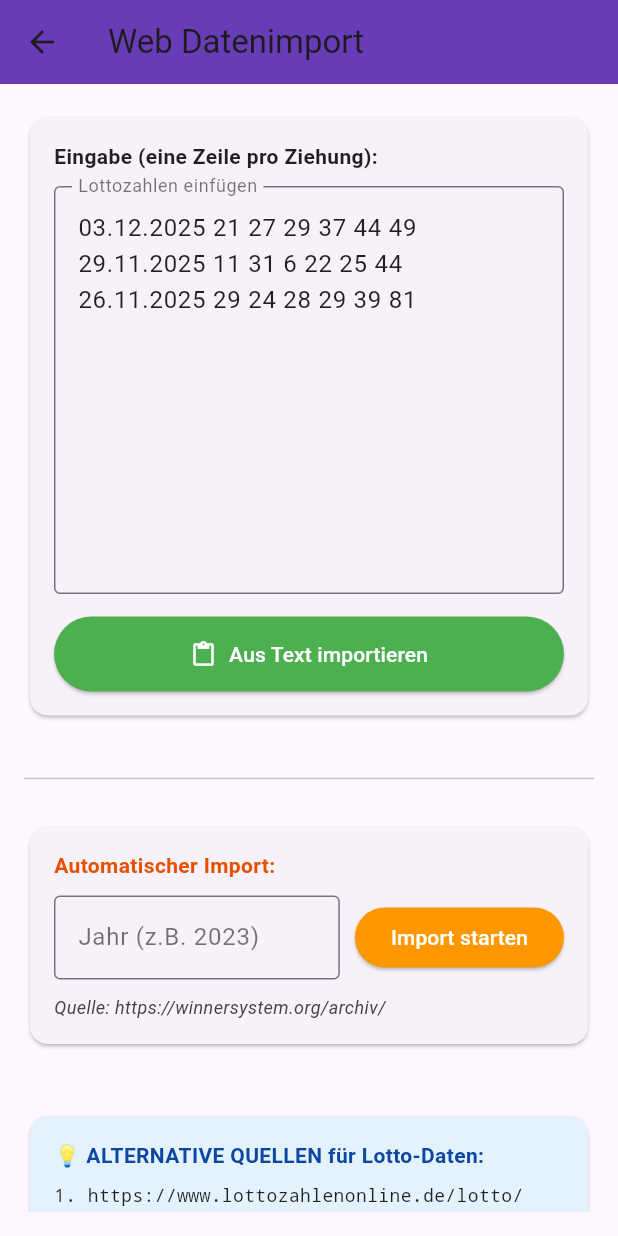
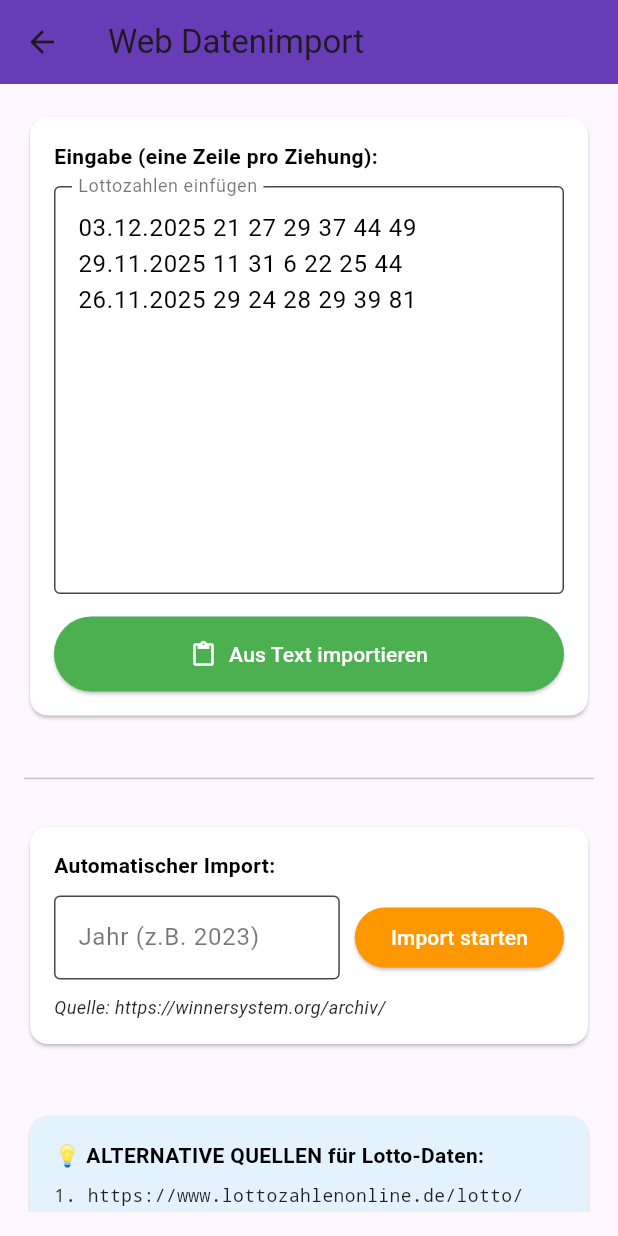
Before and after one commit to funatiker1968-hub/Lottogenerator_v4, a Flutter app: the WebImportPage screen opened by its route, scrolled down 576 dp, on a phone screen of 412 x 824 dp. Run offline on Flutter 3.47's test engine with Material 3 defaults, Android fonts, the phone set to English and light mode, and no system bars; our stand-ins replace audioplayers, sqflite; accounts and stored records are empty; network calls fail.

Commit message:
FIX: Kontrastprobleme behoben - nur Schriftfarben korrigiert, Hintergründe hell gelassen
- KORRIGIERT: Alle grauen Schriftfarben durch schwarz/schwarz87 ersetzt
- BEHALTEN: Alle Hintergrundfarben bleiben hell (weiß, green[50], blue[50], orange[50])
- OPTIMIERT: Bessere Kontraste durch schwarze Schrift auf hellen Hintergründen
- BEHALTEN: Alle Features für alternative Datenquellen
- BEHALTEN: Eigene URL-Eingabe und Dropdown-Auswahl

```diff
--- a/lib/web_import_page.dart
+++ b/lib/web_import_page.dart
@@ -147,7 +147,7 @@ class _WebImportPageState extends State<WebImportPage> {
           child: Column(
             crossAxisAlignment: CrossAxisAlignment.start,
             children: [
-              // Verbindungsstatus - FIXED: Graue Schrift auf Schwarz
+              // Verbindungsstatus - KORRIGIERT: Heller Hintergrund, dunkle Schrift
               Card(
                 color: _connectionTested
                     ? (_connectionOk ? Colors.green[50] : Colors.orange[50])
@@ -164,7 +164,7 @@ class _WebImportPageState extends State<WebImportPage> {
                                 : Icons.info,
                             color: _connectionTested
                                 ? (_connectionOk ? Colors.green : Colors.orange)
-                                : Colors.grey[700], // Dunkleres Grau für besseren Kontrast
+                                : Colors.grey,
                           ),
                           const SizedBox(width: 10),
                           Expanded(
@@ -172,9 +172,7 @@ class _WebImportPageState extends State<WebImportPage> {
                               _status,
                               style: TextStyle(
                                 fontWeight: FontWeight.bold,
-                                color: _connectionTested
-                                    ? (_connectionOk ? Colors.green[800] : Colors.orange[800]) // Dunklere Farben
-                                    : Colors.grey[900], // SCHWARZ statt grau
+                                color: Colors.black, // IMMER SCHWARZ auf hellem Hintergrund
                               ),
                             ),
                           ),
@@ -187,8 +185,8 @@ class _WebImportPageState extends State<WebImportPage> {
                             'Hinweis: Automatischer Import wird blockiert. Bitte verwenden Sie alternative Quellen.',
                             style: TextStyle(
                               fontSize: 12,
-                              color: Colors.orange[800], // Dunkleres Orange
-                              fontWeight: FontWeight.bold,
+                              color: Colors.black87, // Dunkelgrau statt schwarz
+                              fontWeight: FontWeight.normal,
                             ),
                           ),
                         ),
@@ -199,9 +197,9 @@ class _WebImportPageState extends State<WebImportPage> {
 
               const SizedBox(height: 20),
 
-              // NEU: Alternative Datenquellen Auswahl
+              // Alternative Datenquellen Auswahl
               Card(
-                color: Colors.blue[50],
+                color: Colors.blue[50], // HELLER Hintergrund
                 child: Padding(
                   padding: const EdgeInsets.all(16.0),
                   child: Column(
@@ -211,7 +209,7 @@ class _WebImportPageState extends State<WebImportPage> {
                         '🌐 Alternative Datenquellen:',
                         style: TextStyle(
                           fontWeight: FontWeight.bold,
-                          color: Colors.blue[900], // Dunkleres Blau
+                          color: Colors.black, // SCHWARZ auf hellem Blau
                           fontSize: 16,
                         ),
                       ),
@@ -224,15 +222,19 @@ class _WebImportPageState extends State<WebImportPage> {
                           labelText: 'Datenquelle wählen',
                           border: OutlineInputBorder(),
                           labelStyle: TextStyle(color: Colors.black87),
+                          filled: true,
+                          fillColor: Colors.white,
                         ),
+                        dropdownColor: Colors.white, // Heller Dropdown-Hintergrund
+                        style: const TextStyle(color: Colors.black), // Schwarzer Text
                         items: [
                           DropdownMenuItem(
                             value: 'winnersystem',
                             child: Row(
                               children: [
-                                const Icon(Icons.web, size: 16),
+                                Icon(Icons.web, size: 16, color: Colors.black87),
                                 const SizedBox(width: 8),
-                                const Text('winnersystem.org'),
+                                const Text('winnersystem.org', style: TextStyle(color: Colors.black)),
                               ],
                             ),
                           ),
@@ -240,9 +242,9 @@ class _WebImportPageState extends State<WebImportPage> {
                             value: 'lottozahlen',
                             child: Row(
                               children: [
-                                const Icon(Icons.alternate_email, size: 16),
+                                Icon(Icons.alternate_email, size: 16, color: Colors.black87),
                                 const SizedBox(width: 8),
-                                const Text('lottozahlenonline.de'),
+                                const Text('lottozahlenonline.de', style: TextStyle(color: Colors.black)),
                               ],
                             ),
                           ),
@@ -250,9 +252,9 @@ class _WebImportPageState extends State<WebImportPage> {
                             value: 'custom',
                             child: Row(
                               children: [
-                                const Icon(Icons.link, size: 16),
+                                Icon(Icons.link, size: 16, color: Colors.black87),
                                 const SizedBox(width: 8),
-                                const Text('Eigene URL eingeben'),
+                                const Text('Eigene URL eingeben', style: TextStyle(color: Colors.black)),
                               ],
                             ),
                           ),
@@ -277,15 +279,18 @@ class _WebImportPageState extends State<WebImportPage> {
                                 hintText: 'https://...',
                                 border: OutlineInputBorder(),
                                 labelStyle: TextStyle(color: Colors.black87),
+                                hintStyle: TextStyle(color: Colors.black54),
+                                filled: true,
+                                fillColor: Colors.white,
                               ),
-                              style: const TextStyle(color: Colors.black87),
+                              style: const TextStyle(color: Colors.black), // Schwarzer Text
                             ),
                             const SizedBox(height: 10),
                             Text(
                               '💡 Tipp: Viele Lotto-Websites bieten historische Daten im CSV- oder Tabellenformat',
                               style: TextStyle(
                                 fontSize: 12,
-                                color: Colors.blue[800],
+                                color: Colors.black87, // Dunkelgrau
                                 fontStyle: FontStyle.italic,
                               ),
                             ),
@@ -300,7 +305,7 @@ class _WebImportPageState extends State<WebImportPage> {
 
               // Manueller Text-Import (EMPFEHLUNG)
               Card(
-                color: Colors.green[50],
+                color: Colors.green[50], // HELLER Hintergrund
                 child: Padding(
                   padding: const EdgeInsets.all(16.0),
                   child: Column(
@@ -310,13 +315,13 @@ class _WebImportPageState extends State<WebImportPage> {
                         '📋 ANLEITUNG für manuellen Import:',
                         style: TextStyle(
                           fontWeight: FontWeight.bold,
-                          color: Colors.green[900], // Dunkleres Grün
+                          color: Colors.black, // SCHWARZ auf hellem Grün
                         ),
                       ),
                       const SizedBox(height: 10),
                       Text(
                         '1. Gehen Sie zu einer Lotto-Website',
-                        style: TextStyle(color: Colors.black87), // Dunkler
+                        style: TextStyle(color: Colors.black87),
                       ),
                       Text(
                         '2. Suchen Sie historische Ziehungen',
@@ -333,13 +338,13 @@ class _WebImportPageState extends State<WebImportPage> {
                       const SizedBox(height: 5),
                       Container(
                         padding: const EdgeInsets.all(8),
-                        color: Colors.white,
+                        color: Colors.white, // Weißer Hintergrund für Code
                         child: const Text(
                           'DD.MM.JJJJ ZZ ZZ ZZ ZZ ZZ ZZ\nDD.MM.JJJJ ZZ ZZ ZZ ZZ ZZ ZZ',
                           style: TextStyle(
                             fontFamily: 'monospace',
                             fontSize: 12,
-                            color: Colors.black, // Schwarz für Code
+                            color: Colors.black, // Schwarzer Code
                           ),
                         ),
                       ),
@@ -349,8 +354,9 @@ class _WebImportPageState extends State<WebImportPage> {
                           OutlinedButton(
                             onPressed: _importExample,
                             style: OutlinedButton.styleFrom(
-                              foregroundColor: Colors.green[900],
+                              foregroundColor: Colors.green[800], // Dunkelgrün
                               side: BorderSide(color: Colors.green[700]!),
+                              backgroundColor: Colors.white, // Weißer Hintergrund
                             ),
                             child: const Text('Beispiel laden'),
                           ),
@@ -360,7 +366,7 @@ class _WebImportPageState extends State<WebImportPage> {
                               'Testen Sie zuerst mit Beispiel-Daten',
                               style: TextStyle(
                                 fontSize: 12,
-                                color: Colors.grey[800], // Dunkleres Grau
+                                color: Colors.black87, // Dunkelgrau
                               ),
                             ),
                           ),
@@ -375,6 +381,7 @@ class _WebImportPageState extends State<WebImportPage> {
 
               // Text-Eingabe
               Card(
+                color: Colors.white, // WEIßER Hintergrund
                 child: Padding(
                   padding: const EdgeInsets.all(16.0),
                   child: Column(
@@ -384,20 +391,22 @@ class _WebImportPageState extends State<WebImportPage> {
                         'Eingabe (eine Zeile pro Ziehung):',
                         style: TextStyle(
                           fontWeight: FontWeight.bold,
-                          color: Colors.black87, // Dunkler
+                          color: Colors.black,
                         ),
                       ),
                       const SizedBox(height: 10),
                       TextField(
                         controller: _textController,
                         maxLines: 10,
-                        style: const TextStyle(color: Colors.black87), // Dunkler Text
+                        style: const TextStyle(color: Colors.black),
                         decoration: const InputDecoration(
                           labelText: 'Lottozahlen einfügen',
                           labelStyle: TextStyle(color: Colors.black54),
                           border: OutlineInputBorder(),
                           hintText: 'Beispiel:\n03.12.2025 21 27 29 37 44 49\n29.11.2025 11 31 6 22 25 44',
                           hintStyle: TextStyle(color: Colors.black54),
+                          filled: true,
+                          fillColor: Colors.white,
                         ),
                       ),
                       const SizedBox(height: 15),
@@ -425,6 +434,7 @@ class _WebImportPageState extends State<WebImportPage> {
 
               // Automatischer Import
               Card(
+                color: Colors.white, // WEIßER Hintergrund
                 child: Padding(
                   padding: const EdgeInsets.all(16.0),
                   child: Column(
@@ -434,7 +444,7 @@ class _WebImportPageState extends State<WebImportPage> {
                         'Automatischer Import:',
                         style: TextStyle(
                           fontWeight: FontWeight.bold,
-                          color: Colors.orange[900], // Dunkleres Orange
+                          color: Colors.black,
                         ),
                       ),
                       const SizedBox(height: 10),
@@ -444,11 +454,13 @@ class _WebImportPageState extends State<WebImportPage> {
                             child: TextField(
                               controller: _yearController,
                               keyboardType: TextInputType.number,
-                              style: const TextStyle(color: Colors.black87),
+                              style: const TextStyle(color: Colors.black),
                               decoration: const InputDecoration(
                                 labelText: 'Jahr (z.B. 2023)',
                                 labelStyle: TextStyle(color: Colors.black54),
                                 border: OutlineInputBorder(),
+                                filled: true,
+                                fillColor: Colors.white,
                               ),
                             ),
                           ),
@@ -468,7 +480,7 @@ class _WebImportPageState extends State<WebImportPage> {
                         'Quelle: ${_selectedSource == 'custom' ? _customUrlController.text : _sourceUrls[_selectedSource] ?? _selectedSource}',
                         style: TextStyle(
                           fontSize: 12,
-                          color: Colors.grey[800],
+                          color: Colors.black87,
                           fontStyle: FontStyle.italic,
                         ),
                       ),
@@ -479,7 +491,7 @@ class _WebImportPageState extends State<WebImportPage> {
 
               const SizedBox(height: 20),
 
-              // Status-Anzeige - FIXED: Bessere Kontraste
+              // Status-Anzeige - KORRIGIERT: Heller Hintergrund, dunkle Schrift
               if (_isImporting || _lastResult != null)
                 Container(
                   padding: const EdgeInsets.all(12),
@@ -488,8 +500,8 @@ class _WebImportPageState extends State<WebImportPage> {
                            (_lastResult?.success == true ? Colors.green[50] : Colors.orange[50]),
                     borderRadius: BorderRadius.circular(8),
                     border: Border.all(
-                      color: _isImporting ? Colors.blue[700]! :
-                            (_lastResult?.success == true ? Colors.green[700]! : Colors.orange[700]!),
+                      color: _isImporting ? Colors.blue[300]! :
+                            (_lastResult?.success == true ? Colors.green[300]! : Colors.orange[300]!),
                     ),
                   ),
                   child: Row(
@@ -509,9 +521,8 @@ class _WebImportPageState extends State<WebImportPage> {
                       Expanded(
                         child: Text(
                           _status,
-                          style: TextStyle(
-                            color: _isImporting ? Colors.blue[900]! :
-                                   (_lastResult?.success == true ? Colors.green[900]! : Colors.orange[900]!),
+                          style: const TextStyle(
+                            color: Colors.black, // IMMER SCHWARZ
                             fontWeight: FontWeight.w500,
                           ),
                         ),
@@ -522,9 +533,9 @@ class _WebImportPageState extends State<WebImportPage> {
 
               const SizedBox(height: 20),
 
-              // Tipps - FIXED: Dunklere Farben
+              // Tipps - KORRIGIERT: Heller Hintergrund, dunkle Schrift
               Card(
-                color: Colors.blue[50],
+                color: Colors.blue[50], // HELLER Hintergrund
                 child: Padding(
                   padding: const EdgeInsets.all(16.0),
                   child: Column(
@@ -534,7 +545,7 @@ class _WebImportPageState extends State<WebImportPage> {
                         '💡 ALTERNATIVE QUELLEN für Lotto-Daten:',
                         style: TextStyle(
                           fontWeight: FontWeight.bold,
-                          color: Colors.blue[900], // Dunkleres Blau
+                          color: Colors.black, // SCHWARZ
                         ),
                       ),
                       const SizedBox(height: 8),
@@ -545,7 +556,7 @@ class _WebImportPageState extends State<WebImportPage> {
                       const SizedBox(height: 8),
                       Text(
                         '📋 Anleitung für alle Quellen:',
-                        style: TextStyle(fontWeight: FontWeight.bold, color: Colors.black87),
+                        style: TextStyle(fontWeight: FontWeight.bold, color: Colors.black),
                       ),
                       const SizedBox(height: 4),
                       Text(
@@ -578,7 +589,7 @@ class _WebImportPageState extends State<WebImportPage> {
         text,
         style: const TextStyle(
           fontSize: 12,
-          color: Colors.black87,
+          color: Colors.black87, // Dunkelgrau
           fontFamily: 'monospace',
         ),
       ),
```
